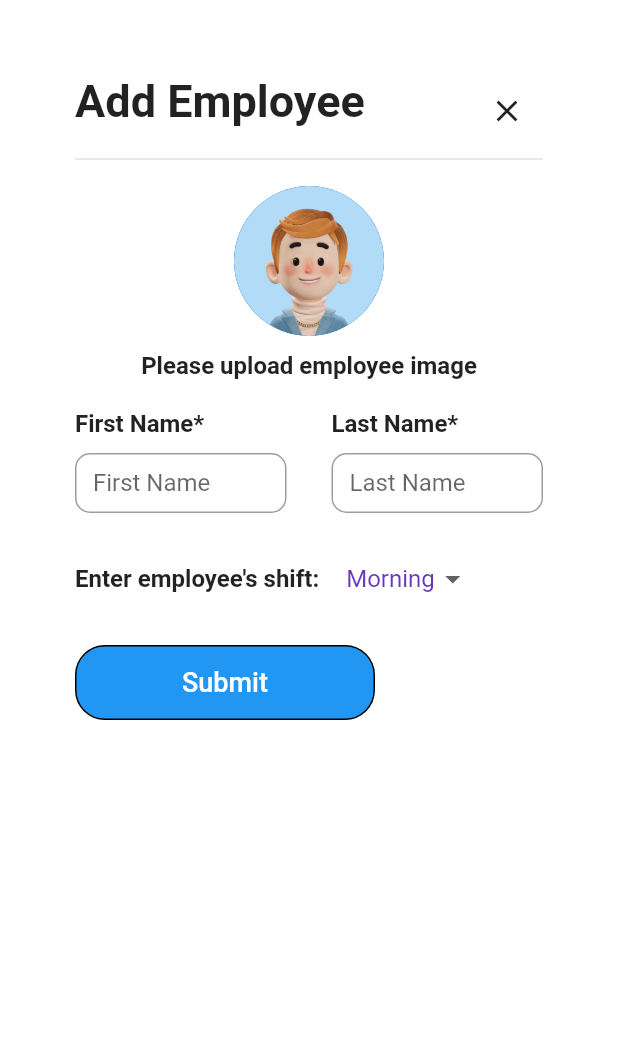
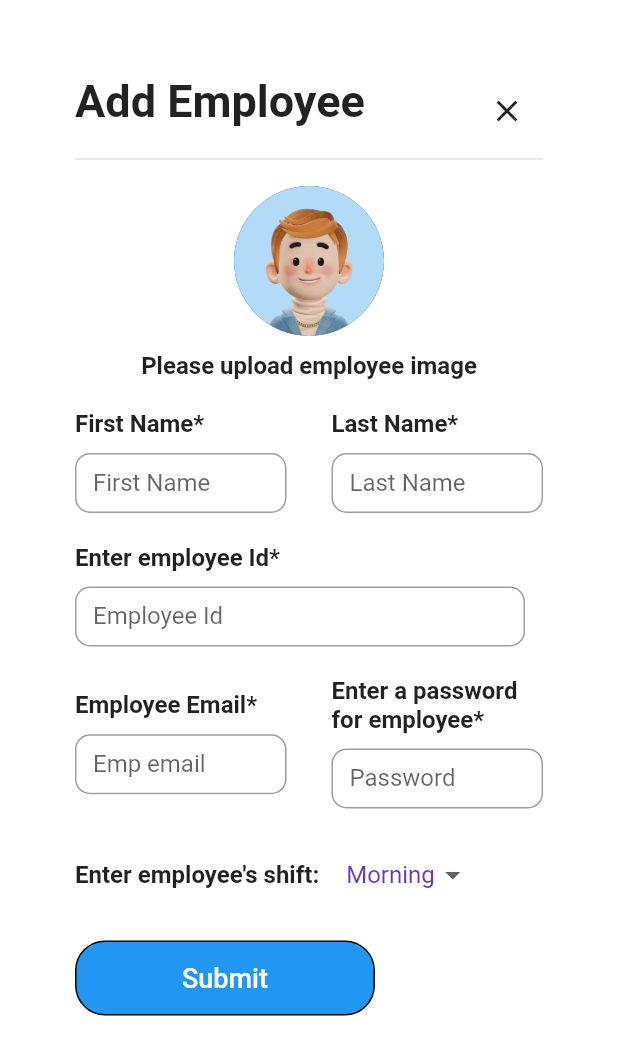
Before and after one commit to atharvabhagwat007/Smart_attendee_web, a Flutter app: the AddEmployee screen opened directly, on a phone screen of 412 x 824 dp. Shown: the top 1055 px of the screen. Run offline on Flutter 3.47's test engine with Material 2 defaults, Android fonts, the phone set to English and light mode, and no system bars; our stand-ins replace dio, firebase_storage, image_picker; accounts and stored records are empty; network calls fail.

Commit message:
added all emp

```diff
--- a/lib/admin_console/add_employee.dart
+++ b/lib/admin_console/add_employee.dart
@@ -1,4 +1,5 @@
 import 'dart:io';
+import 'package:firebase_storage/firebase_storage.dart';
 import 'package:flutter/foundation.dart';
 import 'package:flutter/material.dart';
 import 'package:image_picker/image_picker.dart';
@@ -19,7 +20,11 @@ class _AddEmployeeState extends State<AddEmployee> {
   File _file = File("zz");
   Uint8List webImage = Uint8List(10);
   final TextEditingController _lastNameController = TextEditingController();
+  final TextEditingController _empEmailController = TextEditingController();
+  final TextEditingController _empPasswordController = TextEditingController();
+  final TextEditingController _empIdController = TextEditingController();
   String dropdownValue = "Morning";
+  String photoUploadUrl = "";
   @override
   Widget build(BuildContext context) {
     return ChangeNotifierProvider(
@@ -34,6 +39,7 @@ class _AddEmployeeState extends State<AddEmployee> {
                 borderRadius: BorderRadius.circular(10), color: Colors.white),
             child: Padding(
               padding: const EdgeInsets.all(20),
+              child: SingleChildScrollView(
                 child: Column(
                   crossAxisAlignment: CrossAxisAlignment.start,
                   children: [
@@ -53,7 +59,8 @@ class _AddEmployeeState extends State<AddEmployee> {
                             backgroundImage: _file.path == "zz"
                                 ? Image.asset(
                                     "assets/images/profile_image.png",
-                                  errorBuilder: (context, error, stackTrace) =>
+                                    errorBuilder:
+                                        (context, error, stackTrace) =>
                                             const Icon(Icons.error),
                                   ).image
                                 : Image.memory(webImage).image,
@@ -64,14 +71,24 @@ class _AddEmployeeState extends State<AddEmployee> {
                     const Center(
                       child: Text(
                         "Please upload employee image",
-                      style:
-                          TextStyle(fontSize: 16, fontWeight: FontWeight.w600),
+                        style: TextStyle(
+                            fontSize: 16, fontWeight: FontWeight.w600),
                       ),
                     ),
                     const SizedBox(
                       height: 20,
                     ),
                     _getNameForms(),
+                    const SizedBox(
+                      height: 20,
+                    ),
+                    _customTextField(
+                        "Enter employee Id*", "Employee Id", _empIdController,
+                        width: 300),
+                    const SizedBox(
+                      height: 20,
+                    ),
+                    _getEmailPassForms(),
                     const SizedBox(
                       height: 20,
                     ),
@@ -96,6 +113,10 @@ class _AddEmployeeState extends State<AddEmployee> {
                           context
                               .read<AddEmployeeProvider>()
                               .addEmoplyee(
+                                  empId: _empIdController.text,
+                                  empMail: _empEmailController.text,
+                                  empPassword: _empPasswordController.text,
+                                  webImage: webImage,
                                   context: context,
                                   empPhotoUrl:
                                       "https://firebasestorage.googleapis.com/v0/b/tusharproject-740b6.appspot.com/o/gfg.jpg?alt=media&token=cb42a4a6-a167-41c9-a716-11d020ffed12",
@@ -119,25 +140,9 @@ class _AddEmployeeState extends State<AddEmployee> {
             ),
           ),
         ),
+      ),
     );
   }
-  //   void uploadPhoto() async {
-  //   var firebaseStorage = FirebaseStorage.instance;
-  //   // ignore: omit_local_variable_types
-  //   Reference reference =
-  //       firebaseStorage.ref().child(_firebaseAuth.currentUser?.uid ?? 'images');
-
-  //   await reference
-  //       .putData(
-  //     webImage,
-  //     SettableMetadata(contentType: 'image/jpeg'),
-  //   )
-  //       .whenComplete(() async {
-  //     await reference.getDownloadURL().then((value) {
-  //       photoUploadUrl = value;
-  //     });
-  //   });
-  // }
 
   _getShiftDropDown() {
     return Row(
@@ -193,6 +198,24 @@ class _AddEmployeeState extends State<AddEmployee> {
     );
   }
 
+  _getEmailPassForms() {
+    return Row(
+      children: [
+        Expanded(
+          child: _customTextField(
+              "Employee Email*", "Emp email", _empEmailController),
+        ),
+        const SizedBox(
+          width: 30,
+        ),
+        Expanded(
+          child: _customTextField("Enter a password for employee*", "Password",
+              _empPasswordController),
+        ),
+      ],
+    );
+  }
+
   _getTitle(BuildContext context) {
     return Row(
       crossAxisAlignment: CrossAxisAlignment.start,
@@ -228,7 +251,8 @@ class _AddEmployeeState extends State<AddEmployee> {
   }
 
   _customTextField(String title, String labelText,
-      TextEditingController textEditingController) {
+      TextEditingController textEditingController,
+      {double width = double.infinity}) {
     return Column(
       crossAxisAlignment: CrossAxisAlignment.start,
       children: [
@@ -241,6 +265,7 @@ class _AddEmployeeState extends State<AddEmployee> {
         ),
         SizedBox(
           height: 40,
+          width: width,
           child: TextField(
             controller: textEditingController,
             decoration: InputDecoration(
--- /dev/null
+++ b/lib/admin_console/providers/get_all_employees.dart
@@ -0,0 +1,23 @@
+import 'package:dio/dio.dart';
+import 'package:flutter/material.dart';
+import 'package:smart_attendee/models/employee_model.dart';
+
+class GetAllEmployeeProvider with ChangeNotifier {
+  List<EmployeeModel> employeeList = [];
+  bool isEmployeeLoaded = false;
+  getAllEmployees({String adminId = "tTG47D04arQ3tdlq8MY5"}) async {
+    try {
+      Response response =
+          await Dio().get("http://100.24.5.134:8000/allEmps/$adminId");
+      if (response.statusCode == 200) {
+        List dataList = response.data['emp_datas'];
+        employeeList = dataList.map((e) => EmployeeModel.fromJson(e)).toList();
+        isEmployeeLoaded = true;
+        notifyListeners();
+        print(employeeList);
+      }
+    } catch (e) {
+      print(e);
+    }
+  }
+}
--- a/lib/admin_console/widgets/submit_button.dart
+++ b/lib/admin_console/widgets/submit_button.dart
@@ -3,26 +3,30 @@ import 'package:flutter/src/widgets/container.dart';
 import 'package:flutter/src/widgets/framework.dart';
 
 class SubmitButton extends StatelessWidget {
-  SubmitButton({super.key, required this.title});
+  SubmitButton({super.key, required this.title, this.isEditbutton});
 
   String title;
+  bool? isEditbutton;
 
   @override
   Widget build(BuildContext context) {
     return Container(
-      width: 200,
-      height: 50,
+      width: isEditbutton ?? true ? 200 : 100,
+      height: isEditbutton ?? true ? 50 : 30,
       decoration: BoxDecoration(
           color: Colors.blue,
           borderRadius: BorderRadius.circular(20),
           border: Border.all()),
       child: Padding(
-        padding: const EdgeInsets.all(10.0),
+        padding:
+            isEditbutton ?? true ? const EdgeInsets.all(10.0) : EdgeInsets.zero,
         child: Center(
             child: Text(
           title,
-          style: const TextStyle(
-              fontSize: 18, fontWeight: FontWeight.w500, color: Colors.white),
+          style: TextStyle(
+              fontSize: isEditbutton ?? true ? 18 : 14,
+              fontWeight: FontWeight.w500,
+              color: Colors.white),
         )),
       ),
     );
--- a/lib/main.dart
+++ b/lib/main.dart
@@ -1,5 +1,7 @@
 import 'package:flutter/material.dart';
+import 'package:provider/provider.dart';
 import 'package:smart_attendee/admin_console/admin_console.dart.dart';
+import 'package:smart_attendee/admin_console/providers/get_all_employees.dart';
 
 void main() {
   runApp(const MyApp());
@@ -16,7 +18,8 @@ class MyApp extends StatelessWidget {
       theme: ThemeData(
         primarySwatch: Colors.blue,
       ),
-      home: AdminConsole(),
+      home: ChangeNotifierProvider(
+          create: (context) => GetAllEmployeeProvider(), child: AdminConsole()),
     );
   }
 }
--- /dev/null
+++ b/lib/models/employee_model.dart
@@ -0,0 +1,108 @@
+// To parse this JSON data, do
+//
+//     final employeeModel = employeeModelFromJson(jsonString);
+
+import 'dart:convert';
+
+class EmployeeModel {
+  EmployeeModel({
+    required this.attendance,
+    required this.clientId,
+    required this.clientLocation,
+    required this.clientName,
+    required this.clientSublocation,
+    required this.empId,
+    required this.empMail,
+    required this.empName,
+    required this.empPhotourl,
+    required this.empPwd,
+    required this.empShift,
+    required this.overtime,
+  });
+
+  final List<Attendance> attendance;
+  final String clientId;
+  final String clientLocation;
+  final String clientName;
+  final String clientSublocation;
+  final String empId;
+  final String empMail;
+  final String empName;
+  final String empPhotourl;
+  final String empPwd;
+  final List<dynamic> empShift;
+  final List<dynamic> overtime;
+
+  factory EmployeeModel.fromRawJson(String str) =>
+      EmployeeModel.fromJson(json.decode(str));
+
+  String toRawJson() => json.encode(toJson());
+
+  factory EmployeeModel.fromJson(Map<String, dynamic> json) => EmployeeModel(
+        attendance: List<Attendance>.from(
+            json["attendance"].map((x) => Attendance.fromJson(x))),
+        clientId: json["client_id"],
+        clientLocation: json["client_location"],
+        clientName: json["client_name"],
+        clientSublocation: json["client_sublocation"],
+        empId: json["emp_id"],
+        empMail: json["emp_mail"],
+        empName: json["emp_name"],
+        empPhotourl: json["emp_photourl"],
+        empPwd: json["emp_pwd"],
+        empShift: List<dynamic>.from(json["emp_shift"].map((x) => x)),
+        overtime: List<dynamic>.from(json["overtime"].map((x) => x)),
+      );
+
+  Map<String, dynamic> toJson() => {
+        "attendance": List<dynamic>.from(attendance.map((x) => x.toJson())),
+        "client_id": clientId,
+        "client_location": clientLocation,
+        "client_name": clientName,
+        "client_sublocation": clientSublocation,
+        "emp_id": empId,
+        "emp_mail": empMail,
+        "emp_name": empName,
+        "emp_photourl": empPhotourl,
+        "emp_pwd": empPwd,
+        "emp_shift": List<dynamic>.from(empShift.map((x) => x)),
+        "overtime": List<dynamic>.from(overtime.map((x) => x)),
+      };
+}
+
+class Attendance {
+  Attendance({
+    this.checkIn,
+    this.checkOut,
+    this.date,
+    this.shift,
+    this.status,
+  });
+
+  final dynamic checkIn;
+  final dynamic checkOut;
+  final String? date;
+  final String? shift;
+  final dynamic status;
+
+  factory Attendance.fromRawJson(String str) =>
+      Attendance.fromJson(json.decode(str));
+
+  String toRawJson() => json.encode(toJson());
+
+  factory Attendance.fromJson(Map<String, dynamic> json) => Attendance(
+        checkIn: json["checkIn"] ?? '',
+        checkOut: json["checkOut"] ?? '',
+        date: json["date"] ?? '',
+        shift: json["shift"] ?? '',
+        status: json["status"] ?? '',
+      );
+
+  Map<String, dynamic> toJson() => {
+        "checkIn": checkIn,
+        "checkOut": checkOut,
+        "date": date,
+        "shift": shift,
+        "status": status,
+      };
+}
```
Also changed, not shown: lib/admin_console/admin_console.dart.dart (+62 -10 lines), lib/admin_console/providers/add_employee_provider.dart (+45 -2 lines). Lines whose indentation alone changed are shown as unchanged.
